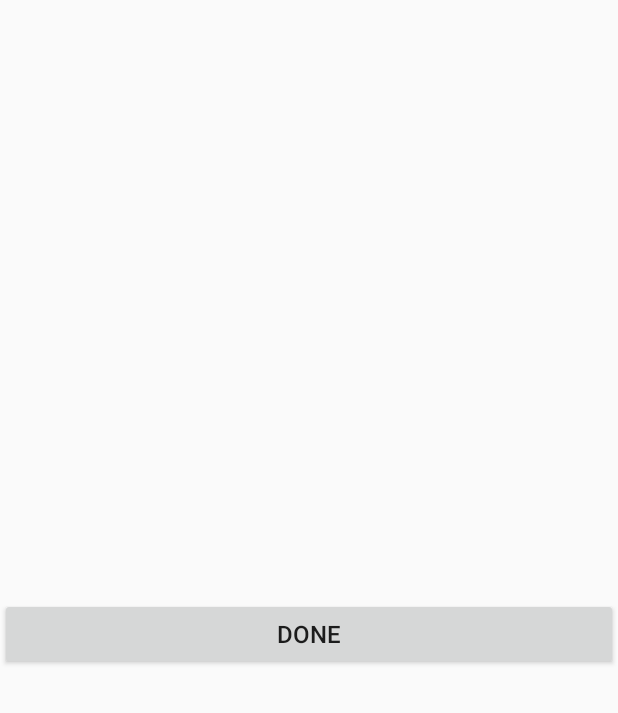
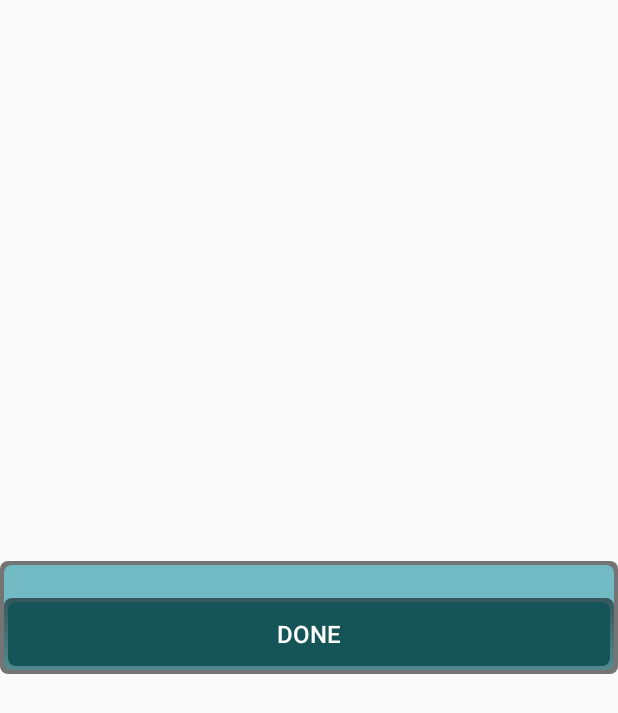
Before and after one commit to ZakharchenkoWork/WindDirection, an Android app: the layout data_dialog.xml on its own in the app's theme, with its tools: preview values and no code run, on a phone screen of 412 x 824 dp. Shown: the top 713 px of the screen. Run offline under Robolectric (Android 15) with nearby library versions, the phone set to English and light mode, and no system bars.

Commit message:
Changes in dialogs, and menu
Dialogs are changed accordingly to design, also changed menu background.

```diff
--- /dev/null
+++ b/app/src/main/res/drawable/dialog_background.xml
@@ -0,0 +1,21 @@
+<?xml version="1.0" encoding="utf-8"?>
+<selector xmlns:android="http://schemas.android.com/apk/res/android">
+    <item>
+        <layer-list>
+            <item>
+                <shape android:shape="rectangle">
+                    <solid android:color="#88000000" />
+                    <padding android:top="@dimen/button_shadow_padding" android:left="@dimen/button_shadow_padding"
+                        android:right="@dimen/button_shadow_padding" android:bottom="@dimen/button_shadow_padding"/>
+                    <corners android:radius="@dimen/shape_shadow_corners" />
+                </shape>
+            </item>
+            <item>
+                <shape android:shape="rectangle">
+                    <solid android:color="@color/light_blue_primary" />
+                    <corners android:radius="@dimen/shape_shadow_corners" />
+                </shape>
+            </item>
+        </layer-list>
+    </item>
+</selector>
--- /dev/null
+++ b/app/src/main/res/drawable/dialog_button.xml
@@ -0,0 +1,39 @@
+<?xml version="1.0" encoding="utf-8"?>
+<selector xmlns:android="http://schemas.android.com/apk/res/android">
+    <item android:state_pressed="false">
+        <layer-list>
+            <item>
+                <shape android:shape="rectangle">
+                    <gradient android:angle="270" android:endColor="#44000000" android:startColor="#88000000" />
+                    <padding android:top="@dimen/button_shadow_padding" android:left="@dimen/button_shadow_padding"
+                        android:right="@dimen/button_shadow_padding" android:bottom="@dimen/button_shadow_padding"/>
+                    <corners android:radius="@dimen/shape_shadow_corners" />
+                </shape>
+            </item>
+            <item>
+                <shape android:shape="rectangle">
+                    <solid android:color="@color/dark_green_primary" />
+                    <corners android:radius="@dimen/shape_shadow_corners" />
+                </shape>
+            </item>
+        </layer-list>
+    </item>
+    <item android:state_pressed="true">
+        <layer-list>
+            <item>
+                <shape android:shape="rectangle">
+                    <gradient android:angle="270" android:endColor="#44000000" android:startColor="#88000000" />
+                    <padding android:top="@dimen/button_shadow_padding" android:left="@dimen/button_shadow_padding"
+                        android:right="@dimen/button_shadow_padding" android:bottom="@dimen/button_shadow_padding"/>
+                    <corners android:radius="@dimen/shape_shadow_corners" />
+                </shape>
+            </item>
+            <item>
+                <shape android:shape="rectangle">
+                    <solid android:color="@color/dark_green_secondary" />
+                    <corners android:radius="@dimen/shape_shadow_corners" />
+                </shape>
+            </item>
+        </layer-list>
+    </item>
+</selector>
--- a/app/src/main/res/layout-land/data_dialog.xml
+++ b/app/src/main/res/layout-land/data_dialog.xml
@@ -3,13 +3,19 @@
     android:layout_width="wrap_content"
     android:layout_height="wrap_content"
     android:layout_gravity="center"
-    android:gravity="center_horizontal">
-
+    android:background="@android:color/transparent"
+    android:gravity="center">
+<RelativeLayout
+    android:gravity="center_horizontal"
+    android:layout_width="wrap_content"
+    android:layout_height="wrap_content"
+    android:layout_gravity="center"
+    android:background="@drawable/dialog_background">
     <LinearLayout
         android:orientation="horizontal"
         android:layout_width="match_parent"
         android:layout_height="wrap_content"
-        android:layout_above="@+id/result"
+
         android:id="@+id/pickerslayout"
         android:gravity="center_horizontal">
     </LinearLayout>
@@ -18,13 +24,16 @@
         android:layout_width="wrap_content"
         android:layout_height="wrap_content"
         android:layout_centerHorizontal="true"
-        android:layout_above="@+id/done"
+        android:layout_below="@+id/pickerslayout"
         android:id="@+id/result" />
 
     <Button
         android:layout_width="match_parent"
         android:layout_height="wrap_content"
-        android:layout_alignParentBottom="true"
+        android:layout_below="@+id/result"
         android:text="@string/done"
+        android:background="@drawable/dialog_button"
+        style="@style/green_button"
         android:id="@+id/done" />
 </RelativeLayout>
+</RelativeLayout>
--- a/app/src/main/res/layout-land/list_chooser_dialog.xml
+++ b/app/src/main/res/layout-land/list_chooser_dialog.xml
@@ -1,6 +1,7 @@
 <?xml version="1.0" encoding="utf-8"?>
 <LinearLayout xmlns:android="http://schemas.android.com/apk/res/android"
     android:orientation="vertical" android:layout_width="match_parent"
+    android:background="@drawable/dialog_background"
     android:layout_height="match_parent">
 
     <ListView
--- a/app/src/main/res/layout/data_dialog.xml
+++ b/app/src/main/res/layout/data_dialog.xml
@@ -3,8 +3,13 @@
     android:layout_width="wrap_content"
     android:layout_height="wrap_content"
     android:layout_gravity="center"
+    android:background="@android:color/transparent"
+    >
+<RelativeLayout
+    android:layout_width="wrap_content"
+    android:layout_height="wrap_content"
+    android:background="@drawable/dialog_background"
     android:gravity="center_horizontal">
-
     <LinearLayout
         android:orientation="horizontal"
         android:layout_width="match_parent"
@@ -27,7 +32,9 @@
         android:layout_width="match_parent"
         android:layout_height="wrap_content"
         android:layout_below="@+id/result"
-
         android:text="@string/done"
+        android:background="@drawable/dialog_button"
+        style="@style/green_button"
         android:id="@+id/done" />
 </RelativeLayout>
+</RelativeLayout>
--- a/app/src/main/res/values/colors.xml
+++ b/app/src/main/res/values/colors.xml
@@ -9,4 +9,5 @@
     <color name="light_green">#467779</color>
     <color name="divider_color">#a8abb0</color>
     <color name="text_color">#ffffff</color>
+    <color name="transparent">#00ffffff</color>
 </resources>
```
Also changed, not shown: app/src/main/res/drawable-land/menu_background.jpg (deleted), app/src/main/res/drawable-land/menu_background.png (added), app/src/main/res/drawable/menu_background.png, 1 other file.
